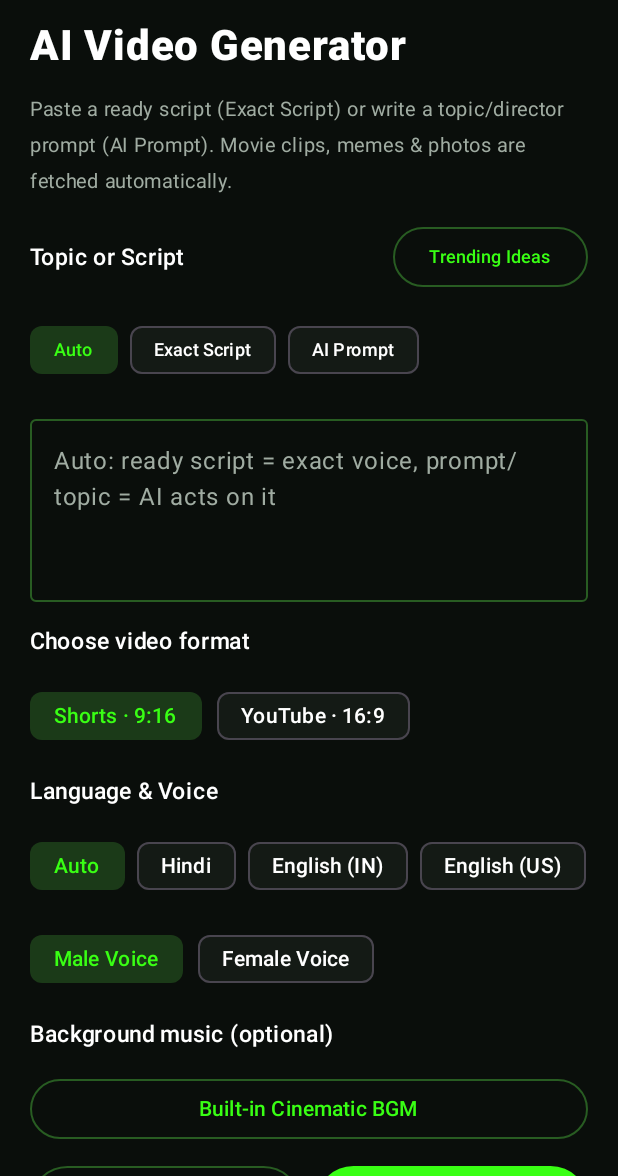
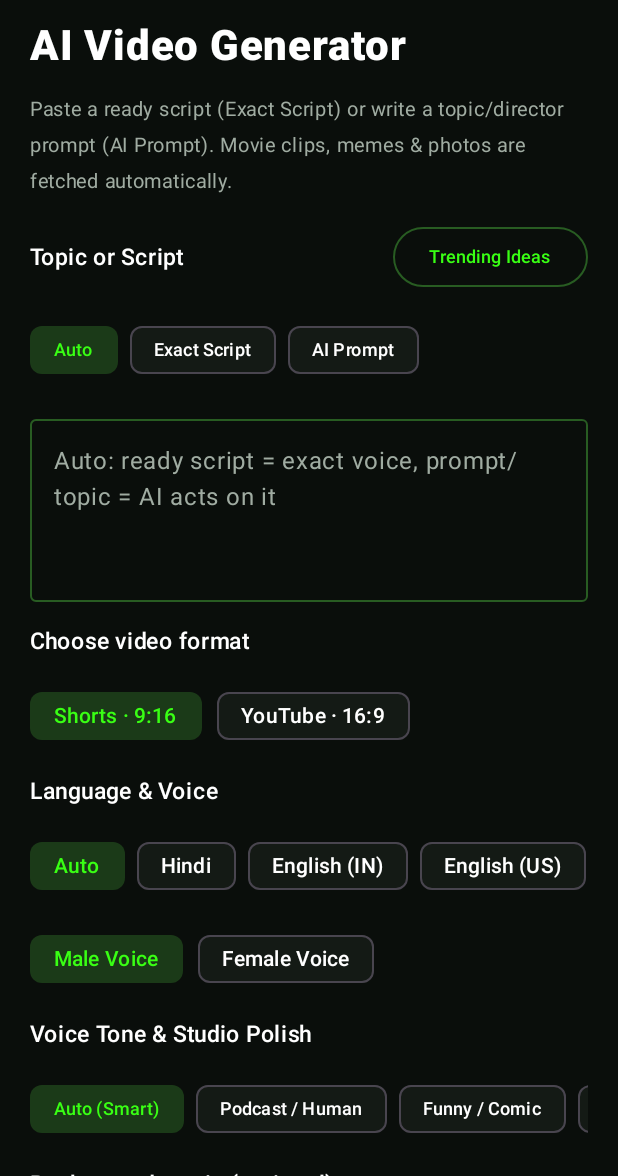
Before and after one commit to ravisuryavanshi785-ui/Ai-vdeo-generater-, an Android app built with Jetpack Compose: the screen it shows after launch (MainActivity), on a phone screen of 412 x 824 dp, the part 60-1236 px from its top. Run offline under Robolectric (Android 15) with nearby library versions, the phone set to English and light mode, and no system bars; our stand-ins replace Dagger/Hilt's generated code; libraries missing offline, so code that uses them is left out: com.jakewharton.retrofit2, io.github.whitemagic2014.tts, okhttp3.dnsoverhttps; 10 statements that could not run were skipped.

Commit message:
Implement Voice Tone selection in MainScreen
Added Voice Tone selection feature with FilterChip UI.

```diff
--- a/app/src/main/java/com/rsmoviespot/ui/MainScreen.kt
+++ b/app/src/main/java/com/rsmoviespot/ui/MainScreen.kt
@@ -53,6 +53,7 @@ import androidx.hilt.navigation.compose.hiltViewModel
 import com.rsmoviespot.domain.models.InputMode
 import com.rsmoviespot.domain.models.VideoLanguage
 import com.rsmoviespot.domain.models.VoiceGender
+import com.rsmoviespot.domain.models.VoiceTone
 
 private val NeonGreen = Color(0xFF39FF14)
 private val DarkBg = Color(0xFF0A0E0B)
@@ -280,6 +281,31 @@ fun MainScreen(
                     onClick = { viewModel.onGenderSelected(gender) },
                     enabled = !uiState.isGenerating && !uiState.isPreviewingScript,
                     label = { Text("${gender.label} Voice") },
+                    colors = chipColors,
+                    border = chipBorder
+                )
+            }
+        }
+
+        Text(
+            text = "Voice Tone & Studio Polish",
+            color = Color.White,
+            fontSize = 15.sp,
+            fontWeight = FontWeight.SemiBold
+        )
+
+        Row(
+            modifier = Modifier
+                .fillMaxWidth()
+                .horizontalScroll(rememberScrollState()),
+            horizontalArrangement = Arrangement.spacedBy(8.dp)
+        ) {
+            VoiceTone.entries.forEach { tone ->
+                FilterChip(
+                    selected = uiState.selectedVoiceTone == tone,
+                    onClick = { viewModel.onVoiceToneSelected(tone) },
+                    enabled = !uiState.isGenerating && !uiState.isPreviewingScript,
+                    label = { Text(tone.label, fontSize = 12.sp) },
                     colors = chipColors,
                     border = chipBorder
                 )
```
